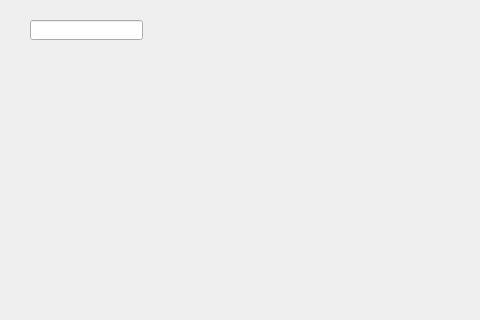
First picture: the form in main_window.ui, repository gstiebler/pyqtopencv, before the edit; both pictures show x 0 to 480 and y 0 to 320 of the 1349 by 747 pixel window.
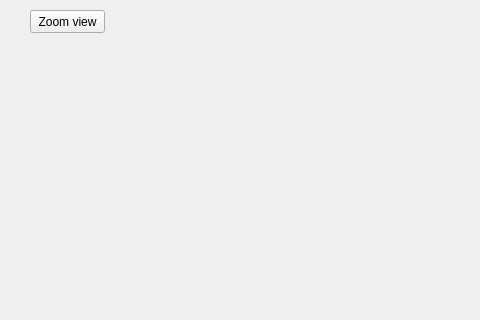
Second picture: the form after the edit.

Commit message: viewer window

What changed in the file:
```diff
--- a/main_window.ui
+++ b/main_window.ui
@@ -14,16 +14,6 @@
    <string>MainWindow</string>
   </property>
   <widget class="QWidget" name="centralwidget">
-   <widget class="QLineEdit" name="lineEdit">
-    <property name="geometry">
-     <rect>
-      <x>30</x>
-      <y>20</y>
-      <width>113</width>
-      <height>20</height>
-     </rect>
-    </property>
-   </widget>
    <widget class="QWidget" name="inputCamStream" native="true">
     <property name="geometry">
      <rect>
@@ -186,6 +176,19 @@
      <bool>true</bool>
     </property>
    </widget>
+   <widget class="QPushButton" name="zoomViewButton">
+    <property name="geometry">
+     <rect>
+      <x>30</x>
+      <y>10</y>
+      <width>75</width>
+      <height>23</height>
+     </rect>
+    </property>
+    <property name="text">
+     <string>Zoom view</string>
+    </property>
+   </widget>
   </widget>
   <widget class="QMenuBar" name="menubar">
    <property name="geometry">
```
The commit also changes 4 other files.
